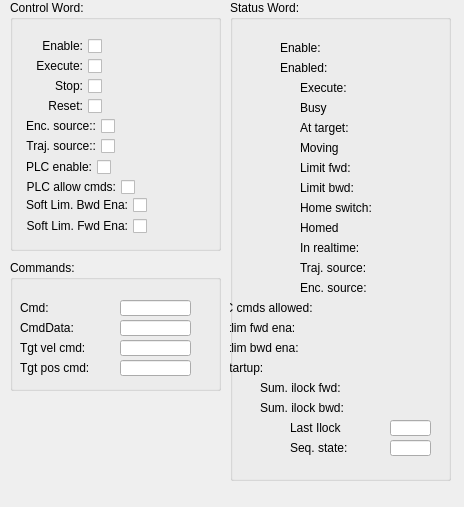
First picture: the form in qt/ecmcAxisCntrlStatWd_v1.ui, repository paulscherrerinstitute/ecmccfg, before the edit.
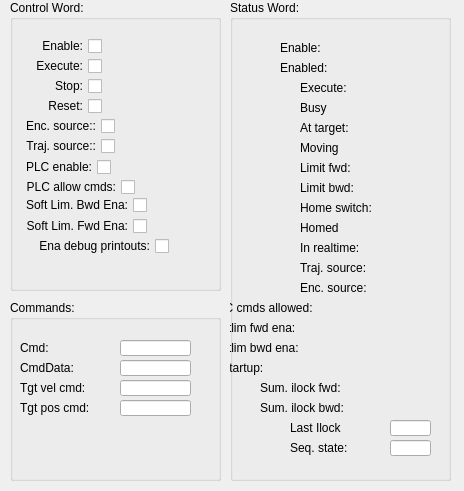
Second picture: the form after the edit. Custom widgets are drawn as their Qt base class.

Commit message: Add enable dbg printout bit per axis

```diff
--- a/qt/ecmcAxisCntrlStatWd_v1.ui
+++ b/qt/ecmcAxisCntrlStatWd_v1.ui
@@ -7,7 +7,7 @@
     <x>0</x>
     <y>0</y>
     <width>464</width>
-    <height>507</height>
+    <height>491</height>
    </rect>
   </property>
   <property name="windowTitle">
@@ -1264,7 +1264,7 @@
      <x>10</x>
      <y>0</y>
      <width>211</width>
-     <height>251</height>
+     <height>291</height>
     </rect>
    </property>
    <property name="title">
@@ -1696,7 +1696,7 @@
       <x>180</x>
       <y>30</y>
       <width>20</width>
-      <height>201</height>
+      <height>221</height>
      </rect>
     </property>
     <property name="channel" stdset="0">
@@ -1991,9 +1991,9 @@
    <property name="geometry">
     <rect>
      <x>10</x>
-     <y>260</y>
+     <y>300</y>
      <width>211</width>
-     <height>131</height>
+     <height>181</height>
     </rect>
    </property>
    <property name="title">
@@ -2228,6 +2228,43 @@
     </property>
    </widget>
   </widget>
+  <widget class="QWidget" name="widget_26" native="true">
+   <property name="geometry">
+    <rect>
+     <x>0</x>
+     <y>230</y>
+     <width>169</width>
+     <height>32</height>
+    </rect>
+   </property>
+   <property name="maximumSize">
+    <size>
+     <width>16777215</width>
+     <height>35</height>
+    </size>
+   </property>
+   <layout class="QGridLayout" name="gridLayout_40">
+    <item row="0" column="0">
+     <widget class="caToggleButton" name="catogglebutton_43">
+      <property name="maximumSize">
+       <size>
+        <width>16777215</width>
+        <height>18</height>
+       </size>
+      </property>
+      <property name="layoutDirection">
+       <enum>Qt::RightToLeft</enum>
+      </property>
+      <property name="text">
+       <string>Ena debug printouts:</string>
+      </property>
+      <property name="channel" stdset="0">
+       <string notr="true">$(SYS):$(Axis)-DbgPrntEna</string>
+      </property>
+     </widget>
+    </item>
+   </layout>
+  </widget>
  </widget>
  <customwidgets>
   <customwidget>
```
Left out of the diff: 2 changed lines with no effect on the pictures. The commit also changes 2 other files.
